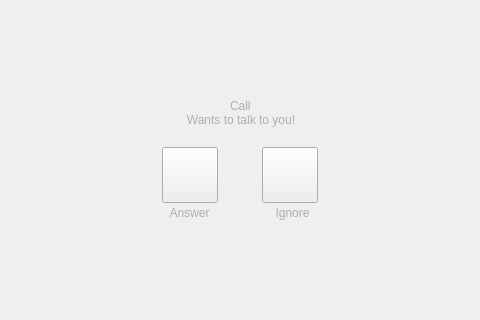
Before: the Qt Designer form callwidget.ui in savoirfairelinux/jami-client-windows, drawn with Qt 5; both pictures show x 451 to 931 and y 261 to 581 of the 1046 by 724 pixel window.
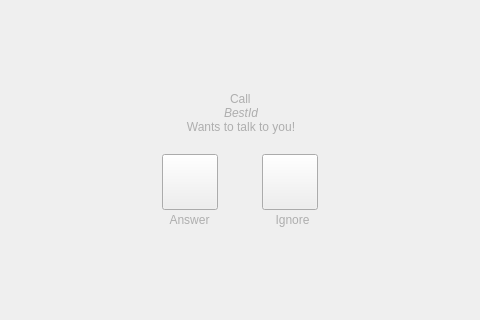
After: the same form once the commit is applied. The open tabs and pages were chosen to show the change. Icons and pictures are not drawn. Custom widgets are drawn as their Qt base class.

Commit message:
add bestId on incoming call screen
added the bestId bellow the alias to strengthen
the identification of caller by the callee.

What changed in the file:
```diff
--- a/callwidget.ui
+++ b/callwidget.ui
@@ -1381,6 +1381,16 @@
                        </property>
                       </widget>
                      </item>
+                     <item alignment="Qt::AlignHCenter">
+                      <widget class="QLabel" name="callerBestIdLabel">
+                       <property name="styleSheet">
+                        <string notr="true">color: rgb(174, 174, 174); font-style: italic;</string>
+                       </property>
+                       <property name="text">
+                        <string>BestId</string>
+                       </property>
+                      </widget>
+                     </item>
                      <item>
                       <widget class="QLabel" name="wantToTalkLabel">
                        <property name="styleSheet">
```
The commit also changes 1 other file.
